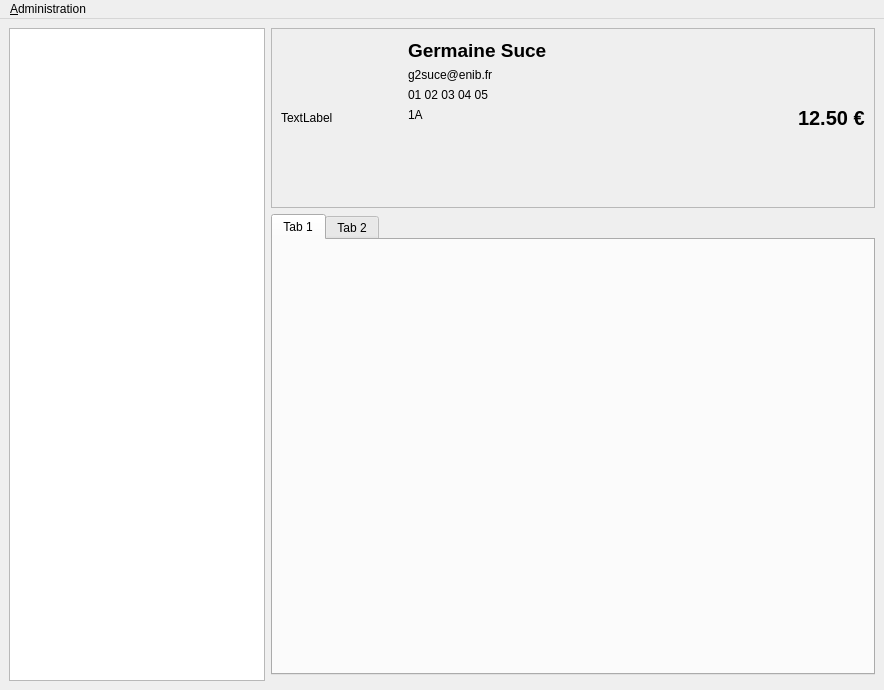
First picture: the form in application/ui/mainwindow.ui, repository nils-van-zuijlen/Enibar, before the edit.
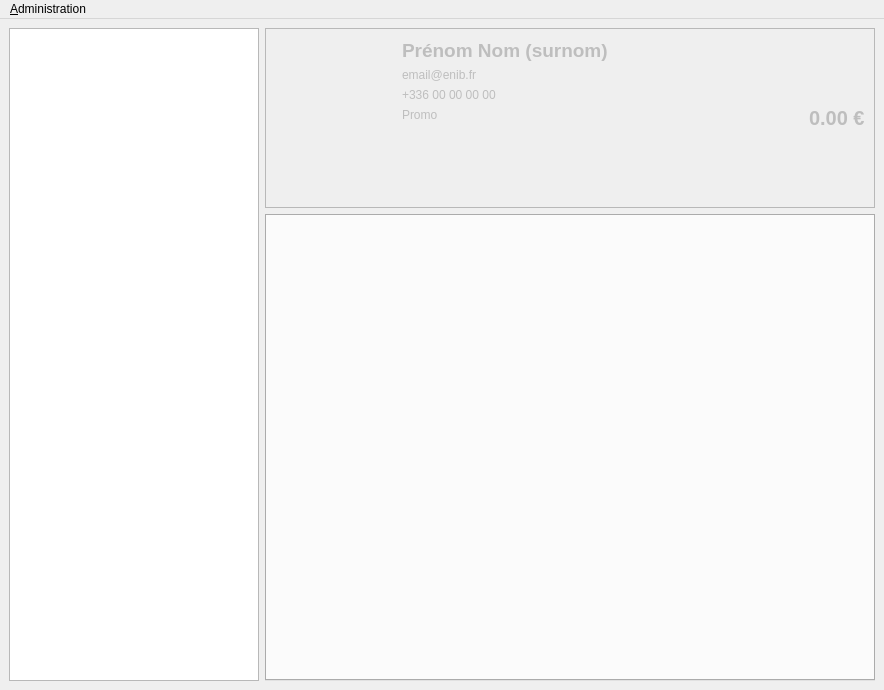
Second picture: the form after the edit. Custom widgets are drawn as their Qt base class.

Commit message: Add panels on main window

Diff of the .ui file:
```diff
--- a/application/ui/mainwindow.ui
+++ b/application/ui/mainwindow.ui
@@ -21,11 +21,49 @@
   </property>
   <widget class="QWidget" name="centralwidget">
    <layout class="QGridLayout" name="gridLayout_3">
-    <item row="0" column="1">
-     <widget class="QFrame" name="note_box">
+    <item row="0" column="0" rowspan="3">
+     <widget class="NotesList" name="notes_list">
+      <property name="sizePolicy">
+       <sizepolicy hsizetype="Fixed" vsizetype="Expanding">
+        <horstretch>0</horstretch>
+        <verstretch>0</verstretch>
+       </sizepolicy>
+      </property>
+      <property name="minimumSize">
+       <size>
+        <width>250</width>
+        <height>0</height>
+       </size>
+      </property>
+      <property name="maximumSize">
+       <size>
+        <width>250</width>
+        <height>16777215</height>
+       </size>
+      </property>
+      <property name="baseSize">
+       <size>
+        <width>200</width>
+        <height>0</height>
+       </size>
+      </property>
+     </widget>
+    </item>
+    <item row="2" column="1">
+     <widget class="Panels" name="panels">
       <property name="enabled">
        <bool>true</bool>
       </property>
+      <property name="currentIndex">
+       <number>-1</number>
+      </property>
+     </widget>
+    </item>
+    <item row="0" column="1" rowspan="2">
+     <widget class="QFrame" name="note_box">
+      <property name="enabled">
+       <bool>false</bool>
+      </property>
       <property name="sizePolicy">
        <sizepolicy hsizetype="Preferred" vsizetype="Maximum">
         <horstretch>0</horstretch>
@@ -60,15 +98,12 @@
           </size>
          </property>
          <property name="text">
-          <string>TextLabel</string>
+          <string/>
          </property>
         </widget>
        </item>
        <item alignment="Qt::AlignTop">
         <widget class="QFrame" name="note_middle">
-         <property name="enabled">
-          <bool>true</bool>
-         </property>
          <property name="sizePolicy">
           <sizepolicy hsizetype="Minimum" vsizetype="Maximum">
            <horstretch>1</horstretch>
@@ -107,7 +142,7 @@
              </font>
             </property>
             <property name="text">
-             <string>Germaine Suce</string>
+             <string>Prénom Nom (surnom)</string>
             </property>
             <property name="alignment">
              <set>Qt::AlignLeading|Qt::AlignLeft|Qt::AlignTop</set>
@@ -126,7 +161,7 @@
              <enum>QFrame::Plain</enum>
             </property>
             <property name="text">
-             <string>g2suce@enib.fr</string>
+             <string>email@enib.fr</string>
             </property>
             <property name="alignment">
              <set>Qt::AlignLeading|Qt::AlignLeft|Qt::AlignTop</set>
@@ -142,7 +177,7 @@
              </sizepolicy>
             </property>
             <property name="text">
-             <string>01 02 03 04 05</string>
+             <string>+336 00 00 00 00</string>
             </property>
             <property name="alignment">
              <set>Qt::AlignLeading|Qt::AlignLeft|Qt::AlignTop</set>
@@ -158,7 +193,7 @@
              </sizepolicy>
             </property>
             <property name="text">
-             <string>1A</string>
+             <string>Promo</string>
             </property>
             <property name="alignment">
              <set>Qt::AlignLeading|Qt::AlignLeft|Qt::AlignTop</set>
@@ -167,6 +202,9 @@
           </item>
           <item>
            <spacer name="verticalSpacer">
+            <property name="enabled">
+             <bool>false</bool>
+            </property>
             <property name="orientation">
              <enum>Qt::Vertical</enum>
             </property>
@@ -200,52 +238,13 @@
           </font>
          </property>
          <property name="text">
-          <string>12.50 €</string>
+          <string>0.00 €</string>
          </property>
         </widget>
        </item>
       </layout>
      </widget>
     </item>
-    <item row="0" column="0" rowspan="3">
-     <widget class="NotesList" name="notes_list">
-      <property name="sizePolicy">
-       <sizepolicy hsizetype="Fixed" vsizetype="Expanding">
-        <horstretch>0</horstretch>
-        <verstretch>0</verstretch>
-       </sizepolicy>
-      </property>
-      <property name="minimumSize">
-       <size>
-        <width>200</width>
-        <height>0</height>
-       </size>
-      </property>
-      <property name="baseSize">
-       <size>
-        <width>200</width>
-        <height>0</height>
-       </size>
-      </property>
-     </widget>
-    </item>
-    <item row="1" column="1">
-     <widget class="QTabWidget" name="tabWidget">
-      <property name="currentIndex">
-       <number>0</number>
-      </property>
-      <widget class="QWidget" name="tab_7">
-       <attribute name="title">
-        <string>Tab 1</string>
-       </attribute>
-      </widget>
-      <widget class="QWidget" name="tab_8">
-       <attribute name="title">
-        <string>Tab 2</string>
-       </attribute>
-      </widget>
-     </widget>
-    </item>
    </layout>
   </widget>
   <widget class="MenuBar" name="menu_bar">
@@ -338,6 +337,12 @@
     <slot>panel_managment_fnc()</slot>
    </slots>
   </customwidget>
+  <customwidget>
+   <class>Panels</class>
+   <extends>QTabWidget</extends>
+   <header>gui/panels</header>
+   <container>1</container>
+  </customwidget>
  </customwidgets>
  <resources/>
  <connections>
```
Left out of the diff: 5 changed lines with no effect on the pictures. The commit also changes 2 other files.
